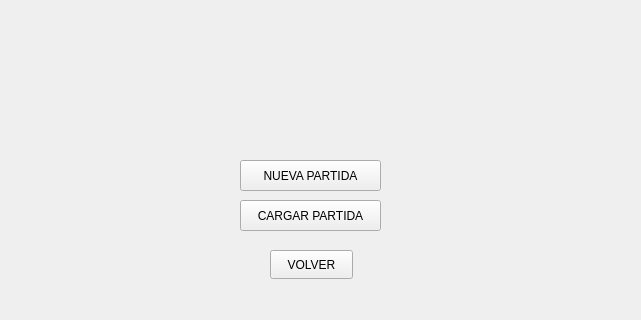
Old version of the form Proyecto_Final/menujuego.ui in the repository JuanDi1809/Proyecto_Final; both pictures show x 120 to 761 and y 0 to 320 of the 1079 by 540 pixel window.
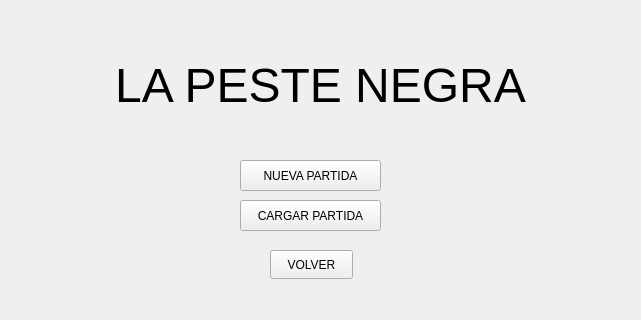
New version of the form.

The edit to the form file:
```diff
--- a/Proyecto_Final/menujuego.ui
+++ b/Proyecto_Final/menujuego.ui
@@ -52,6 +52,22 @@
     <string>CARGAR PARTIDA</string>
    </property>
   </widget>
+  <widget class="QLabel" name="label_2">
+   <property name="geometry">
+    <rect>
+     <x>200</x>
+     <y>50</y>
+     <width>481</width>
+     <height>71</height>
+    </rect>
+   </property>
+   <property name="styleSheet">
+    <string notr="true">font: 700 9pt &quot;Segoe UI&quot;;</string>
+   </property>
+   <property name="text">
+    <string>&lt;html&gt;&lt;head/&gt;&lt;body&gt;&lt;p align=&quot;center&quot;&gt;&lt;span style=&quot; font-size:36pt;&quot;&gt;LA PESTE NEGRA&lt;/span&gt;&lt;/p&gt;&lt;/body&gt;&lt;/html&gt;</string>
+   </property>
+  </widget>
  </widget>
  <resources/>
  <connections/>
```
Left out of the diff: 2 changed lines with no effect on the pictures.
